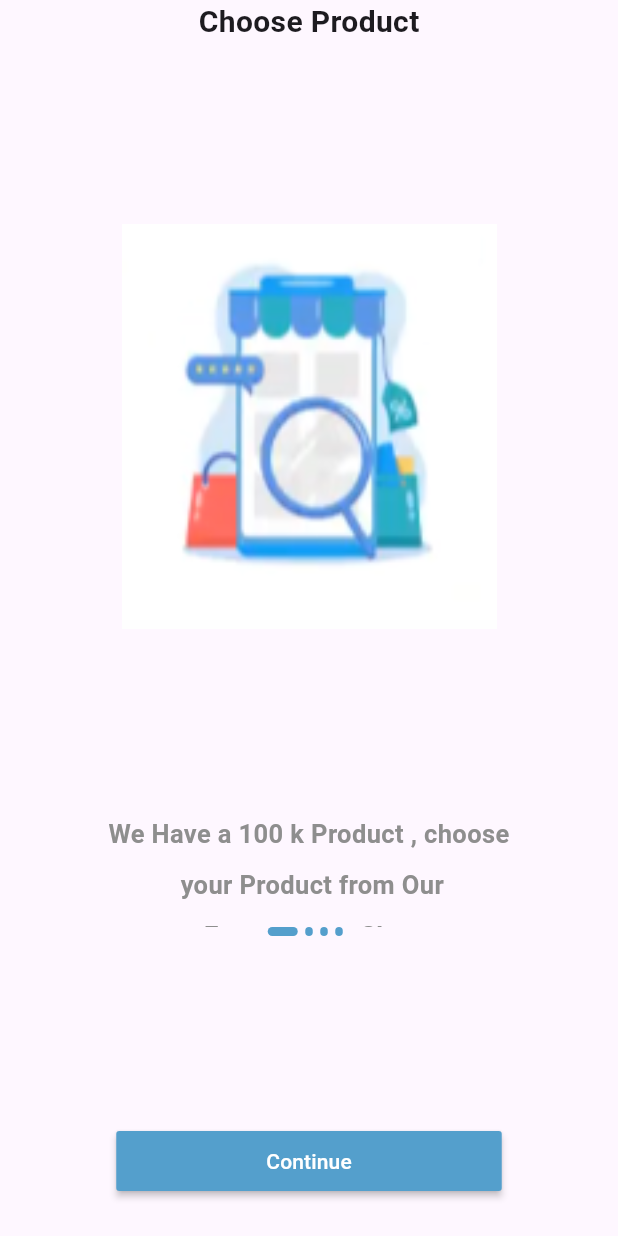
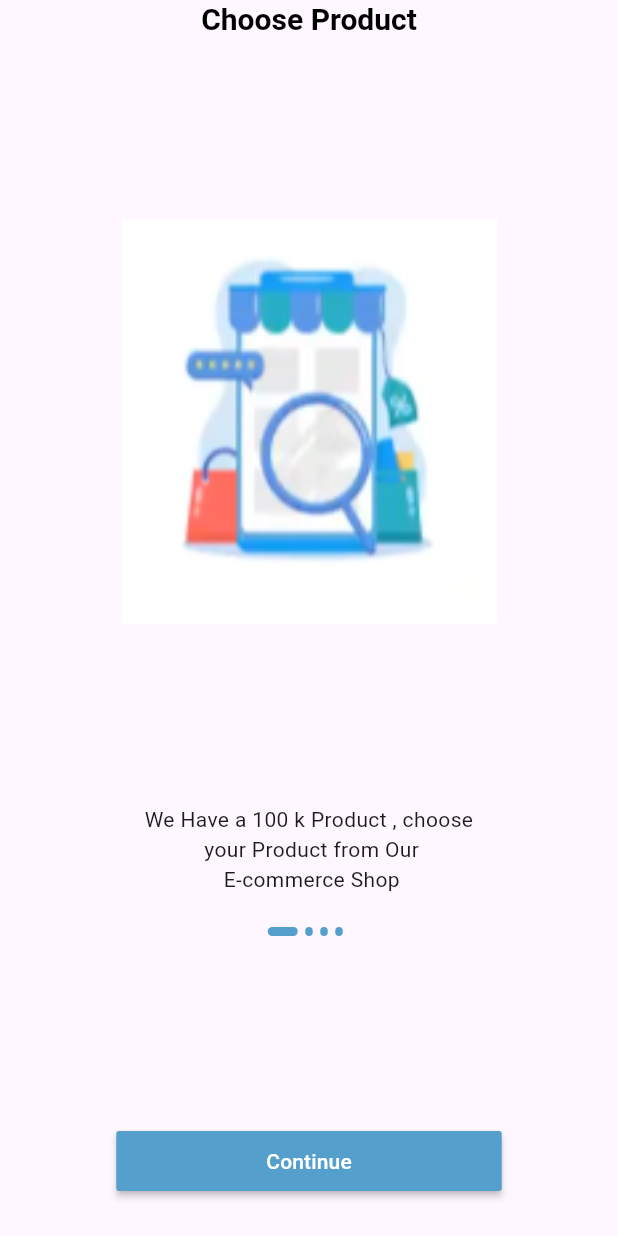
Before and after one commit to blalfayed/ecommerce_app, a Flutter app: the screen it shows after launch, on a phone screen of 412 x 824 dp. Run offline on Flutter 3.47's test engine with Material 3 defaults, Android fonts, the light colour scheme and no system bars; our stand-ins replace get.

Commit message:
work on TextTheme

```diff
--- a/lib/core/constant/color.dart
+++ b/lib/core/constant/color.dart
@@ -3,4 +3,5 @@ import 'package:flutter/material.dart';
 class AppColor {
   static const Color grey = Color(0xff8e8e8e);
   static const Color primaryColor = Color(0xff549FCC);
+  static const Color black = Color(0xff000000);
 }
--- a/lib/main.dart
+++ b/lib/main.dart
@@ -2,6 +2,7 @@
 import 'package:flutter/material.dart';
 import 'package:get/get.dart';
 
+import 'core/constant/color.dart';
 import 'view/screen/onboarding.dart';
 
 void main() {
@@ -19,9 +20,19 @@
       debugShowCheckedModeBanner: false,
       title: 'Flutter Demo',
       theme: ThemeData(
-        colorScheme: ColorScheme.fromSeed(seedColor: Colors.deepPurple),
-        useMaterial3: true,
-      ),
+          colorScheme: ColorScheme.fromSeed(seedColor: Colors.deepPurple),
+          useMaterial3: true,
+          textTheme: const TextTheme(
+            headlineMedium: TextStyle(
+                fontWeight: FontWeight.bold,
+                fontSize: 20,
+                color: AppColor.black),
+            bodySmall: TextStyle(
+                height: 2,
+                color: AppColor.grey,
+                fontSize: 17,
+                fontWeight: FontWeight.bold),
+          )),
       home: const OnBoarding(),
     );
   }
--- a/lib/view/widget/onboarding/customslider.dart
+++ b/lib/view/widget/onboarding/customslider.dart
@@ -1,8 +1,6 @@
 import 'package:ecommercecourse/controller/onboarding_controller.dart';
 import 'package:flutter/material.dart';
 import 'package:get/get.dart';
-
-import '../../../core/constant/color.dart';
 import '../../../data/datasource/static/static.dart';
 
 class CustomSliderOnBoarding extends GetView<OnBoardingControllerImp> {
@@ -20,7 +18,7 @@ class CustomSliderOnBoarding extends GetView<OnBoardingControllerImp> {
         children: [
           Text(
             onBoardingList[i].title!,
-            style: const TextStyle(fontWeight: FontWeight.bold, fontSize: 20),
+            style: Theme.of(context).textTheme.headlineMedium,
           ),
           const SizedBox(
             height: 120,
@@ -39,11 +37,7 @@ class CustomSliderOnBoarding extends GetView<OnBoardingControllerImp> {
               alignment: Alignment.center,
               child: Text(
                 onBoardingList[i].body!,
-                style: const TextStyle(
-                    height: 2,
-                    color: AppColor.grey,
-                    fontSize: 17,
-                    fontWeight: FontWeight.bold),
+                style: Theme.of(context).textTheme.bodyMedium,
                 textAlign: TextAlign.center,
               ))
         ],
```
